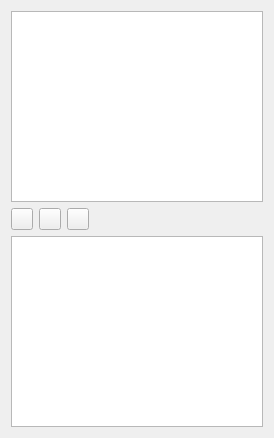
spine-tools/spine-items, file spine_items/data_connection/ui/data_connection_properties.ui: the form before one commit.
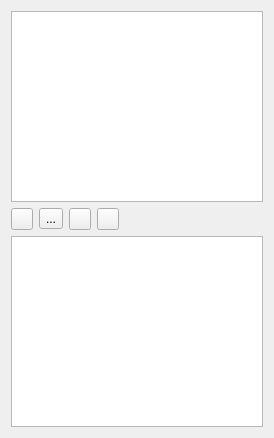
The form after the commit. Icons and pictures are not drawn. Custom widgets are drawn as their Qt base class.

Commit message:
Introduce DB references in Data Connection
Re Spine-project/Spine-Toolbox#1668

Patch:
```diff
--- a/spine_items/data_connection/ui/data_connection_properties.ui
+++ b/spine_items/data_connection/ui/data_connection_properties.ui
@@ -107,6 +107,20 @@
        </property>
       </widget>
      </item>
+     <item>
+      <widget class="QToolButton" name="toolButton_plus_url">
+       <property name="toolTip">
+        <string>&lt;html&gt;&lt;head/&gt;&lt;body&gt;&lt;p&gt;Add database references&lt;/p&gt;&lt;/body&gt;&lt;/html&gt;</string>
+       </property>
+       <property name="text">
+        <string>...</string>
+       </property>
+       <property name="icon">
+        <iconset resource="../../ui/resources/resources_icons.qrc">
+         <normaloff>:/icons/item_icons/database.svg</normaloff>:/icons/item_icons/database.svg</iconset>
+       </property>
+      </widget>
+     </item>
      <item>
       <widget class="QToolButton" name="toolButton_minus">
        <property name="sizePolicy">
```
Left out of the diff: 12 changed lines with no effect on the pictures. The commit also changes 18 other files.
